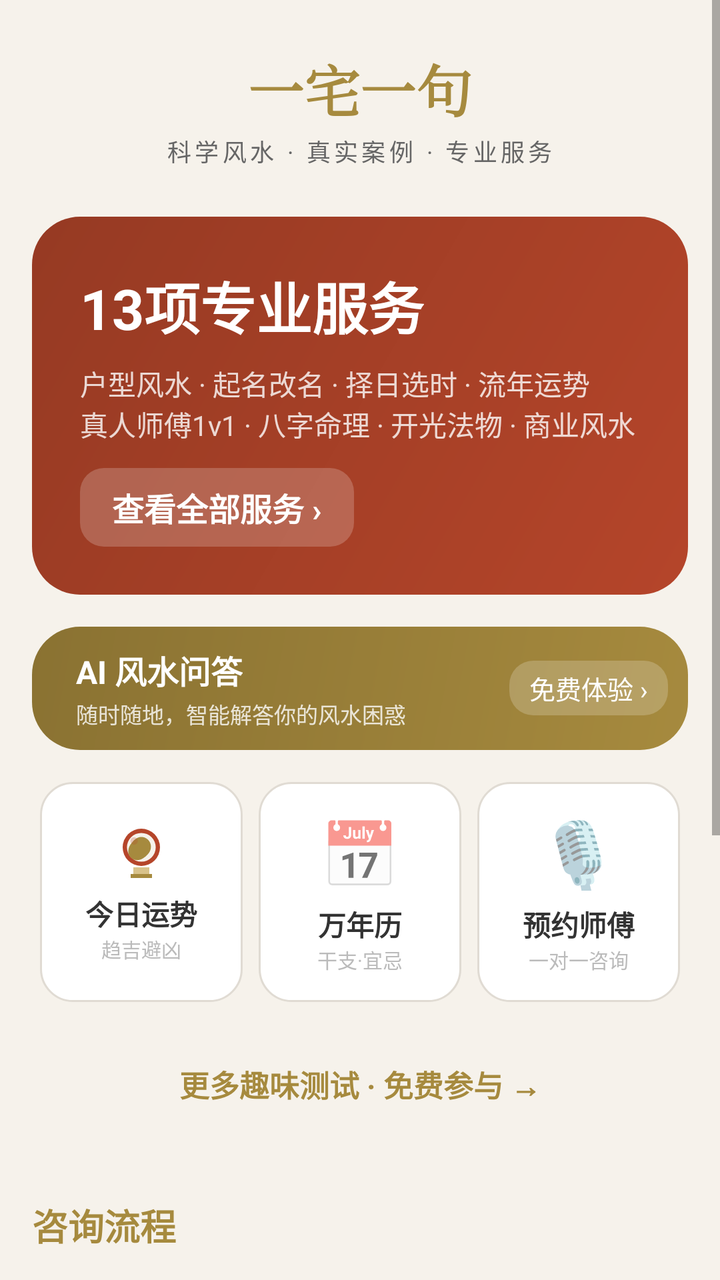
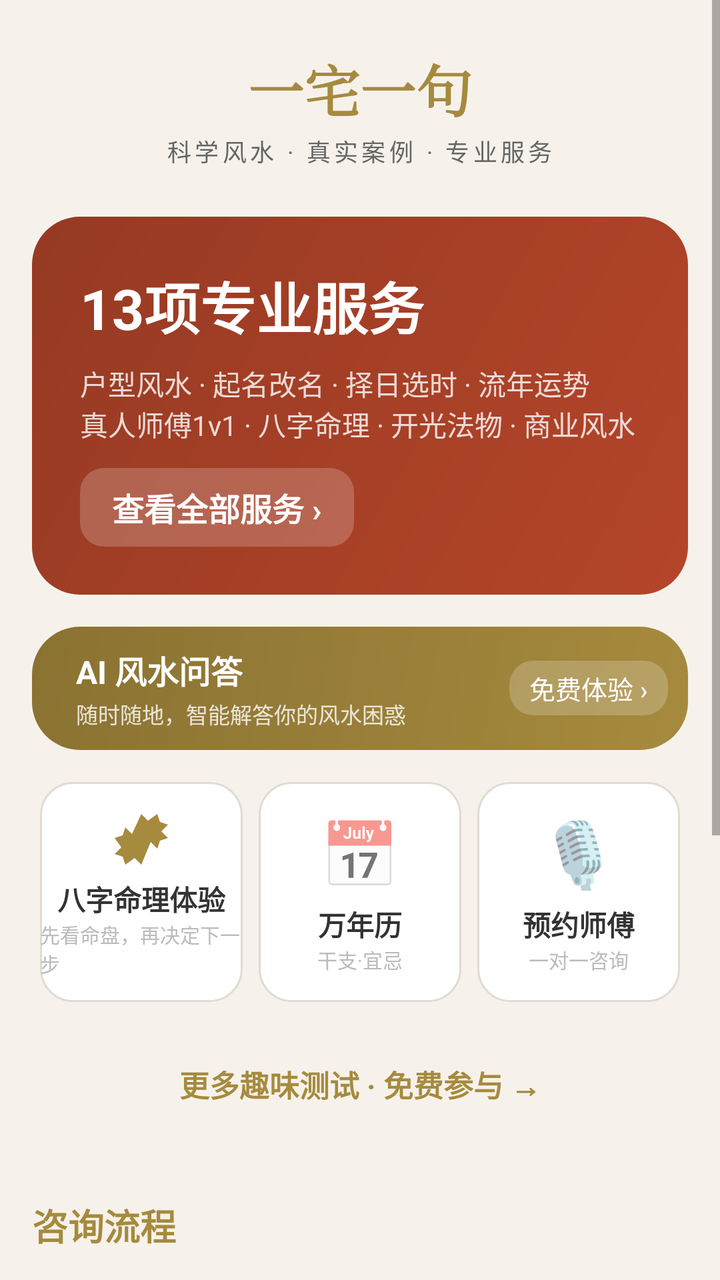

Screens rendered from an Android XML layout before and after an edit, with the pre-edit source and the edit as a unified diff.
<!-- AndroidManifest.xml: application theme Theme.YizhaiYiju -->
<!-- res/layout/fragment_home.xml -->
<?xml version="1.0" encoding="utf-8"?>
<ScrollView xmlns:android="http://schemas.android.com/apk/res/android"
    android:background="@color/bg_page"
    android:layout_width="match_parent"
    android:layout_height="match_parent">
    <LinearLayout
        android:orientation="vertical"
        android:layout_width="match_parent"
        android:layout_height="wrap_content">

        
        <LinearLayout
            android:gravity="center_horizontal"
            android:orientation="vertical"
            android:padding="24dp"
            android:paddingTop="28dp"
            android:layout_width="match_parent"
            android:layout_height="wrap_content">
            <TextView
                android:textSize="28sp"
                android:textStyle="bold"
                android:textColor="@color/primary"
                android:layout_width="wrap_content"
                android:layout_height="wrap_content"
                android:text="一宅一句"
                android:fontFamily="serif"/>
            <TextView
                android:textSize="12sp"
                android:textColor="@color/text_secondary"
                android:layout_width="wrap_content"
                android:layout_height="wrap_content"
                android:layout_marginTop="2dp"
                android:text="科学风水 · 真实案例 · 专业服务"
                android:letterSpacing="0.15"/>
        </LinearLayout>

        
        <LinearLayout
            android:orientation="vertical"
            android:background="@drawable/bg_red_button"
            android:padding="24dp"
            android:layout_width="match_parent"
            android:layout_height="wrap_content"
            android:layout_marginLeft="16dp"
            android:layout_marginRight="16dp"
            android:layout_marginBottom="16dp"
            android:layout_marginHorizontal="16dp">
            <TextView
                android:textSize="28sp"
                android:textStyle="bold"
                android:textColor="@color/text_on_accent"
                android:layout_width="wrap_content"
                android:layout_height="wrap_content"
                android:text="13项专业服务"/>
            <TextView
                android:textSize="14sp"
                android:textColor="#ccffffff"
                android:layout_width="wrap_content"
                android:layout_height="wrap_content"
                android:layout_marginTop="8dp"
                android:text="户型风水 · 起名改名 · 择日选时 · 流年运势\n真人师傅1v1 · 八字命理 · 开光法物 · 商业风水"/>
            <TextView
                android:id="@+id/btn_all_services"
                android:textSize="16sp"
                android:textStyle="bold"
                android:textColor="@color/text_on_accent"
                android:background="@drawable/bg_tag_transparent"
                android:paddingLeft="16dp"
                android:paddingTop="8dp"
                android:paddingRight="16dp"
                android:paddingBottom="8dp"
                android:layout_width="wrap_content"
                android:layout_height="wrap_content"
                android:layout_marginTop="12dp"
                android:text="查看全部服务 ›"
                android:clickable="true"
                android:focusable="true"
                android:foreground="?android:attr/selectableItemBackgroundBorderless"
                android:paddingHorizontal="16dp"
                android:paddingVertical="8dp"/>
        </LinearLayout>

        
        <LinearLayout
            android:orientation="vertical"
            android:id="@+id/btn_ai_chat"
            android:background="@drawable/bg_gold_button"
            android:padding="10dp"
            android:focusable="true"
            android:clickable="true"
            android:layout_width="match_parent"
            android:layout_height="wrap_content"
            android:layout_marginLeft="16dp"
            android:layout_marginRight="16dp"
            android:layout_marginBottom="12dp"
            android:layout_marginHorizontal="16dp">
            <LinearLayout
                android:gravity="center_vertical"
                android:layout_width="match_parent"
                android:layout_height="wrap_content">
                <TextView
                    android:textSize="24sp"
                    android:layout_width="wrap_content"
                    android:layout_height="wrap_content"
                    android:src="@drawable/ic_bagua"
                    android:contentDescription="品牌图标"
                    android:tint="@null"/>
                <LinearLayout
                    android:orientation="vertical"
                    android:layout_width="0dp"
                    android:layout_height="wrap_content"
                    android:layout_weight="1"
                    android:layout_marginStart="12dp">
                    <TextView
                        android:textSize="16sp"
                        android:textStyle="bold"
                        android:textColor="@color/text_on_accent"
                        android:layout_width="wrap_content"
                        android:layout_height="wrap_content"
                        android:text="AI 风水问答"/>
                    <TextView
                        android:textSize="11sp"
                        android:textColor="#ccffffff"
                        android:layout_width="wrap_content"
                        android:layout_height="wrap_content"
                        android:layout_marginTop="2dp"
                        android:text="随时随地，智能解答你的风水困惑"/>
                </LinearLayout>
                <TextView
                    android:textSize="13sp"
                    android:textColor="@color/text_on_accent"
                    android:background="@drawable/bg_tag_transparent"
                    android:paddingLeft="10dp"
                    android:paddingTop="4dp"
                    android:paddingRight="10dp"
                    android:paddingBottom="4dp"
                    android:layout_width="wrap_content"
                    android:layout_height="wrap_content"
                    android:text="免费体验 ›"
                    android:paddingHorizontal="10dp"
                    android:paddingVertical="4dp"/>
            </LinearLayout>
        </LinearLayout>

        
        <LinearLayout
            android:orientation="horizontal"
            android:paddingLeft="16dp"
            android:paddingRight="16dp"
            android:layout_width="match_parent"
            android:layout_height="wrap_content"
            android:layout_marginBottom="12dp"
            android:paddingHorizontal="16dp">
            <LinearLayout
                android:gravity="center"
                android:orientation="vertical"
                android:id="@+id/btn_fortune"
                android:background="@drawable/bg_action_item"
                android:focusable="true"
                android:clickable="true"
                android:layout_width="0dp"
                android:layout_height="110dp"
                android:layout_margin="4dp"
                android:layout_weight="1">
                <ImageView
                    android:layout_width="32dp"
                    android:layout_height="32dp"
                    android:src="@drawable/ic_crystal_ball"
                    android:contentDescription="每日运势图标"
                    android:tint="@null"/>
                <TextView
                    android:textSize="14sp"
                    android:textStyle="bold"
                    android:textColor="@color/text_primary"
                    android:layout_width="wrap_content"
                    android:layout_height="wrap_content"
                    android:layout_marginTop="4dp"
                    android:text="今日运势"/>
                <TextView
                    android:textSize="10sp"
                    android:textColor="@color/text_light"
                    android:layout_width="wrap_content"
                    android:layout_height="wrap_content"
                    android:text="趋吉避凶"/>
            </LinearLayout>
            <LinearLayout
                android:gravity="center"
                android:orientation="vertical"
                android:id="@+id/btn_wuxing_test"
                android:background="@drawable/bg_action_item"
                android:focusable="true"
                android:clickable="true"
                android:layout_width="0dp"
                android:layout_height="110dp"
                android:layout_margin="4dp"
                android:layout_weight="1">
                <TextView
                    android:textSize="32sp"
                    android:layout_width="wrap_content"
                    android:layout_height="wrap_content"
                    android:text="📅"/>
                <TextView
                    android:textSize="14sp"
                    android:textStyle="bold"
                    android:textColor="@color/text_primary"
                    android:layout_width="wrap_content"
                    android:layout_height="wrap_content"
                    android:layout_marginTop="4dp"
                    android:text="万年历"/>
                <TextView
                    android:textSize="10sp"
                    android:textColor="@color/text_light"
                    android:layout_width="wrap_content"
                    android:layout_height="wrap_content"
                    android:text="干支·宜忌"/>
            </LinearLayout>
            <LinearLayout
                android:gravity="center"
                android:orientation="vertical"
                android:id="@+id/btn_consult"
                android:background="@drawable/bg_action_item"
                android:focusable="true"
                android:clickable="true"
                android:layout_width="0dp"
                android:layout_height="110dp"
                android:layout_margin="4dp"
                android:layout_weight="1">
                <TextView
                    android:textSize="32sp"
                    android:layout_width="wrap_content"
                    android:layout_height="wrap_content"
                    android:text="🎙️"/>
                <TextView
                    android:textSize="14sp"
                    android:textStyle="bold"
                    android:textColor="@color/text_primary"
                    android:id="@+id/tv_consult_label"
                    android:layout_width="wrap_content"
                    android:layout_height="wrap_content"
                    android:layout_marginTop="4dp"
                    android:text="预约师傅"/>
                <TextView
                    android:textSize="10sp"
                    android:textColor="@color/text_light"
                    android:layout_width="wrap_content"
                    android:layout_height="wrap_content"
                    android:text="一对一咨询"/>
            </LinearLayout>
        </LinearLayout>

        
        <LinearLayout
            android:gravity="center"
            android:id="@+id/btn_more_tests"
            android:padding="14dp"
            android:focusable="true"
            android:clickable="true"
            android:layout_width="match_parent"
            android:layout_height="wrap_content"
            android:layout_marginLeft="16dp"
            android:layout_marginRight="16dp"
            android:layout_marginBottom="16dp"
            android:layout_marginHorizontal="16dp">
            <TextView
                android:textSize="15sp"
                android:textStyle="bold"
                android:textColor="@color/primary"
                android:layout_width="wrap_content"
                android:layout_height="wrap_content"
                android:text="更多趣味测试 · 免费参与 →"/>
        </LinearLayout>

        
        <LinearLayout
            android:orientation="vertical"
            android:padding="16dp"
            android:layout_width="match_parent"
            android:layout_height="wrap_content">
            <TextView
                android:textSize="18sp"
                android:textStyle="bold"
                android:textColor="@color/primary"
                android:layout_width="wrap_content"
                android:layout_height="wrap_content"
                android:layout_marginBottom="12dp"
                android:text="咨询流程"/>
            <LinearLayout
                android:gravity="center_vertical"
                android:orientation="horizontal"
                android:padding="16dp"
                android:layout_width="match_parent"
                android:layout_height="wrap_content"
                android:layout_marginBottom="8dp">
                <TextView
                    android:textSize="14sp"
                    android:textStyle="bold"
                    android:textColor="@color/text_on_accent"
                    android:gravity="center"
                    android:background="@drawable/bg_red_button"
                    android:layout_width="32dp"
                    android:layout_height="32dp"
                    android:text="壹"/>
                <LinearLayout
                    android:orientation="vertical"
                    android:layout_width="0dp"
                    android:layout_height="wrap_content"
                    android:layout_weight="1"
                    android:layout_marginStart="12dp">
                    <TextView
                        android:textSize="15sp"
                        android:textStyle="bold"
                        android:textColor="@color/text_primary"
                        android:layout_width="wrap_content"
                        android:layout_height="wrap_content"
                        android:text="描述问题"/>
                    <TextView
                        android:textSize="12sp"
                        android:textColor="@color/text_secondary"
                        android:layout_width="wrap_content"
                        android:layout_height="wrap_content"
                        android:text="选择服务类型，填写您的困惑"/>
                </LinearLayout>
            </LinearLayout>
            <LinearLayout
                android:gravity="center_vertical"
                android:orientation="horizontal"
                android:padding="16dp"
                android:layout_width="match_parent"
                android:layout_height="wrap_content"
                android:layout_marginBottom="8dp">
                <TextView
                    android:textSize="14sp"
                    android:textStyle="bold"
                    android:textColor="@color/text_on_accent"
                    android:gravity="center"
                    android:background="@drawable/bg_red_button"
                    android:layout_width="32dp"
                    android:layout_height="32dp"
                    android:text="贰"/>
                <LinearLayout
                    android:orientation="vertical"
                    android:layout_width="0dp"
                    android:layout_height="wrap_content"
                    android:layout_weight="1"
                    android:layout_marginStart="12dp">
                    <TextView
                        android:textSize="15sp"
                        android:textStyle="bold"
                        android:textColor="@color/text_primary"
                        android:layout_width="wrap_content"
                        android:layout_height="wrap_content"
                        android:text="AI初步分析"/>
                    <TextView
                        android:textSize="12sp"
                        android:textColor="@color/text_secondary"
                        android:layout_width="wrap_content"
                        android:layout_height="wrap_content"
                        android:text="AI助手快速给出基础方向建议"/>
                </LinearLayout>
            </LinearLayout>
            <LinearLayout
                android:gravity="center_vertical"
                android:orientation="horizontal"
                android:padding="16dp"
                android:layout_width="match_parent"
                android:layout_height="wrap_content"
                android:layout_marginBottom="8dp">
                <TextView
                    android:textSize="14sp"
                    android:textStyle="bold"
                    android:textColor="@color/text_on_accent"
                    android:gravity="center"
                    android:background="@drawable/bg_red_button"
                    android:layout_width="32dp"
                    android:layout_height="32dp"
                    android:text="叁"/>
                <LinearLayout
                    android:orientation="vertical"
                    android:layout_width="0dp"
                    android:layout_height="wrap_content"
                    android:layout_weight="1"
                    android:layout_marginStart="12dp">
                    <TextView
                        android:textSize="15sp"
                        android:textStyle="bold"
                        android:textColor="@color/text_primary"
                        android:layout_width="wrap_content"
                        android:layout_height="wrap_content"
                        android:text="深度沟通"/>
                    <TextView
                        android:textSize="12sp"
                        android:textColor="@color/text_secondary"
                        android:layout_width="wrap_content"
                        android:layout_height="wrap_content"
                        android:text="下载完整版获取更多专业服务"/>
                </LinearLayout>
            </LinearLayout>
            <LinearLayout
                android:gravity="center_vertical"
                android:orientation="horizontal"
                android:padding="16dp"
                android:layout_width="match_parent"
                android:layout_height="wrap_content">
                <TextView
                    android:textSize="14sp"
                    android:textStyle="bold"
                    android:textColor="@color/text_on_accent"
                    android:gravity="center"
                    android:background="@drawable/bg_red_button"
                    android:layout_width="32dp"
                    android:layout_height="32dp"
                    android:text="肆"/>
                <LinearLayout
                    android:orientation="vertical"
                    android:layout_width="0dp"
                    android:layout_height="wrap_content"
                    android:layout_weight="1"
                    android:layout_marginStart="12dp">
                    <TextView
                        android:textSize="15sp"
                        android:textStyle="bold"
                        android:textColor="@color/text_primary"
                        android:layout_width="wrap_content"
                        android:layout_height="wrap_content"
                        android:text="定制方案"/>
                    <TextView
                        android:textSize="12sp"
                        android:textColor="@color/text_secondary"
                        android:layout_width="wrap_content"
                        android:layout_height="wrap_content"
                        android:text="出具完整报告，持续跟进指导"/>
                </LinearLayout>
            </LinearLayout>
        </LinearLayout>

        <View
            android:layout_width="match_parent"
            android:layout_height="16dp"/>
    </LinearLayout>
</ScrollView>
<!-- resources referenced by this layout -->
<resources>
  <color name="bg_page">#f6f2eb</color>
  <color name="primary">#a68a3e</color>
  <color name="text_light">#bbbbbb</color>
  <color name="text_on_accent">#ffffff</color>
  <color name="text_primary">#333333</color>
  <color name="text_secondary">#666666</color>
  <!-- drawable bg_action_item (drawable) -->
  <?xml version="1.0" encoding="utf-8"?>
  <shape xmlns:android="http://schemas.android.com/apk/res/android">
      <solid android:color="@color/bg_card"/>
      <corners android:radius="16dp"/>
      <stroke
          android:width="1dp"
          android:color="@color/border"/>
  </shape>
  <!-- drawable bg_gold_button (drawable) -->
  <?xml version="1.0" encoding="utf-8"?>
  <shape xmlns:android="http://schemas.android.com/apk/res/android">
      <gradient
          android:startColor="#a68a3e"
          android:endColor="#8a7232"
          android:angle="135"/>
      <corners android:radius="24dp"/>
  </shape>
  <!-- drawable bg_red_button (drawable) -->
  <?xml version="1.0" encoding="utf-8"?>
  <shape xmlns:android="http://schemas.android.com/apk/res/android">
      <gradient
          android:startColor="#b5452a"
          android:endColor="#963a23"
          android:angle="135"/>
      <corners android:radius="24dp"/>
  </shape>
  <!-- drawable bg_tag_transparent (drawable) -->
  <?xml version="1.0" encoding="utf-8"?>
  <shape xmlns:android="http://schemas.android.com/apk/res/android" android:shape="rectangle">
      <solid android:color="#33ffffff"/>
      <corners android:radius="12dp"/>
  </shape>
  <!-- drawable ic_bagua (drawable) -->
  <vector xmlns:android="http://schemas.android.com/apk/res/android"
      android:width="24dp"
      android:height="24dp"
      android:viewportWidth="24"
      android:viewportHeight="24">
      <path android:fillColor="#A68A3E" android:pathData="M12,2A10,10 0 1,0 12,22A10,10 0 1,0 12,2Z"/>
      <path android:fillColor="#F6F2EB" android:pathData="M12,4A8,8 0 1,0 12,20A8,8 0 1,0 12,4Z"/>
      <path android:fillColor="#A68A3E" android:pathData="M12,4A8,8 0 0,1 12,20C9.2,20 7,17.8 7,15C7,12.2 9.2,10 12,10C14.8,10 17,7.8 17,5C17,4.7 17,4.3 16.9,4H12Z"/>
      <path android:fillColor="#B5452A" android:pathData="M12,10A2,2 0 1,0 12,14A2,2 0 1,0 12,10Z"/>
      <path android:fillColor="#F6F2EB" android:pathData="M12,6.5A1.2,1.2 0 1,0 12,8.9A1.2,1.2 0 1,0 12,6.5Z"/>
      <path android:fillColor="#A68A3E" android:pathData="M12,15.1A1.2,1.2 0 1,0 12,17.5A1.2,1.2 0 1,0 12,15.1Z"/>
  </vector>
  <!-- drawable ic_crystal_ball (drawable) -->
  <vector xmlns:android="http://schemas.android.com/apk/res/android"
      android:width="24dp"
      android:height="24dp"
      android:viewportWidth="24"
      android:viewportHeight="24">
      <path android:fillColor="#A68A3E" android:pathData="M8,20h8v1.5H8z"/>
      <path android:fillColor="#D8C28A" android:pathData="M9,17.5h6V20H9z"/>
      <path android:fillColor="#B5452A" android:pathData="M12,3A7,7 0 1,0 12,17A7,7 0 1,0 12,3Z"/>
      <path android:fillColor="#F6F2EB" android:pathData="M12,4.6A5.4,5.4 0 1,0 12,15.4A5.4,5.4 0 1,0 12,4.6Z"/>
      <path android:fillColor="#A68A3E" android:pathData="M8.5,8.2c1.1,-1.4 2.3,-2.1 3.5,-2.1c1.9,0 3.6,1.6 3.6,3.6c0,1.5 -0.7,2.6 -2.1,3.8c-1.1,0.9 -2,1.3 -3.1,1.3c-1.8,0 -3.3,-1.4 -3.3,-3.2c0,-1.3 0.5,-2.4 1.4,-3.4z"/>
      <path android:fillColor="#B5452A" android:fillAlpha="0.25" android:pathData="M9.3,6.2A1.4,1.4 0 1,0 9.3,9A1.4,1.4 0 1,0 9.3,6.2Z"/>
  </vector>
  <style name="Theme.YizhaiYiju" parent="Theme.MaterialComponents.Light.NoActionBar">
          <item name="colorPrimary">@color/primary</item>
          <item name="colorPrimaryDark">@color/primary</item>
          <item name="colorAccent">@color/accent</item>
          <item name="android:windowBackground">@color/bg_page</item>
          <item name="android:statusBarColor">@color/bg_page</item>
      </style>
  <color name="bg_card">#ffffff</color>
  <color name="border">#e0dbd3</color>
  <color name="accent">#b5452a</color>
</resources>

<!-- the commit's change to res/layout/fragment_home.xml (unified diff, before → after) -->
@@ -165,7 +165,7 @@
                 <ImageView
                     android:layout_width="32dp"
                     android:layout_height="32dp"
-                    android:src="@drawable/ic_crystal_ball"
+                    android:src="@drawable/ic_test_bazi"
                     android:contentDescription="每日运势图标"
                     android:tint="@null"/>
                 <TextView
@@ -175,13 +175,13 @@
                     android:layout_width="wrap_content"
                     android:layout_height="wrap_content"
                     android:layout_marginTop="4dp"
-                    android:text="今日运势"/>
+                    android:text="八字命理体验"/>
                 <TextView
                     android:textSize="10sp"
                     android:textColor="@color/text_light"
                     android:layout_width="wrap_content"
                     android:layout_height="wrap_content"
-                    android:text="趋吉避凶"/>
+                    android:text="先看命盘，再决定下一步"/>
             </LinearLayout>
             <LinearLayout
                 android:gravity="center"
<!-- resource entries referenced after the edit -->
@@ -52,19 +52,9 @@
       <path android:fillColor="#F6F2EB" android:pathData="M12,6.5A1.2,1.2 0 1,0 12,8.9A1.2,1.2 0 1,0 12,6.5Z"/>
       <path android:fillColor="#A68A3E" android:pathData="M12,15.1A1.2,1.2 0 1,0 12,17.5A1.2,1.2 0 1,0 12,15.1Z"/>
   </vector>
-  <!-- drawable ic_crystal_ball (drawable) -->
-  <vector xmlns:android="http://schemas.android.com/apk/res/android"
-      android:width="24dp"
-      android:height="24dp"
-      android:viewportWidth="24"
-      android:viewportHeight="24">
-      <path android:fillColor="#A68A3E" android:pathData="M8,20h8v1.5H8z"/>
-      <path android:fillColor="#D8C28A" android:pathData="M9,17.5h6V20H9z"/>
-      <path android:fillColor="#B5452A" android:pathData="M12,3A7,7 0 1,0 12,17A7,7 0 1,0 12,3Z"/>
-      <path android:fillColor="#F6F2EB" android:pathData="M12,4.6A5.4,5.4 0 1,0 12,15.4A5.4,5.4 0 1,0 12,4.6Z"/>
-      <path android:fillColor="#A68A3E" android:pathData="M8.5,8.2c1.1,-1.4 2.3,-2.1 3.5,-2.1c1.9,0 3.6,1.6 3.6,3.6c0,1.5 -0.7,2.6 -2.1,3.8c-1.1,0.9 -2,1.3 -3.1,1.3c-1.8,0 -3.3,-1.4 -3.3,-3.2c0,-1.3 0.5,-2.4 1.4,-3.4z"/>
-      <path android:fillColor="#B5452A" android:fillAlpha="0.25" android:pathData="M9.3,6.2A1.4,1.4 0 1,0 9.3,9A1.4,1.4 0 1,0 9.3,6.2Z"/>
-  </vector>
+  <!-- drawable ic_test_bazi (drawable) -->
+  <?xml version="1.0" encoding="utf-8"?>
+  <vector xmlns:android="http://schemas.android.com/apk/res/android" android:width="24dp" android:height="24dp" android:viewportWidth="24" android:viewportHeight="24"><path android:fillColor="#A68A3E" android:pathData="M12,3l2.5,2.5L18,3l1,3 3,1 -2.5,2.5L22,12l-3,1 -1,3 -2.5,-2.5L12,22l-2.5,-2.5L6,22l-1,-3 -3,-1 2.5,-2.5L2,12l3,-1 1,-3 2.5,2.5z"/></vector>
   <style name="Theme.YizhaiYiju" parent="Theme.MaterialComponents.Light.NoActionBar">
           <item name="colorPrimary">@color/primary</item>
           <item name="colorPrimaryDark">@color/primary</item>
